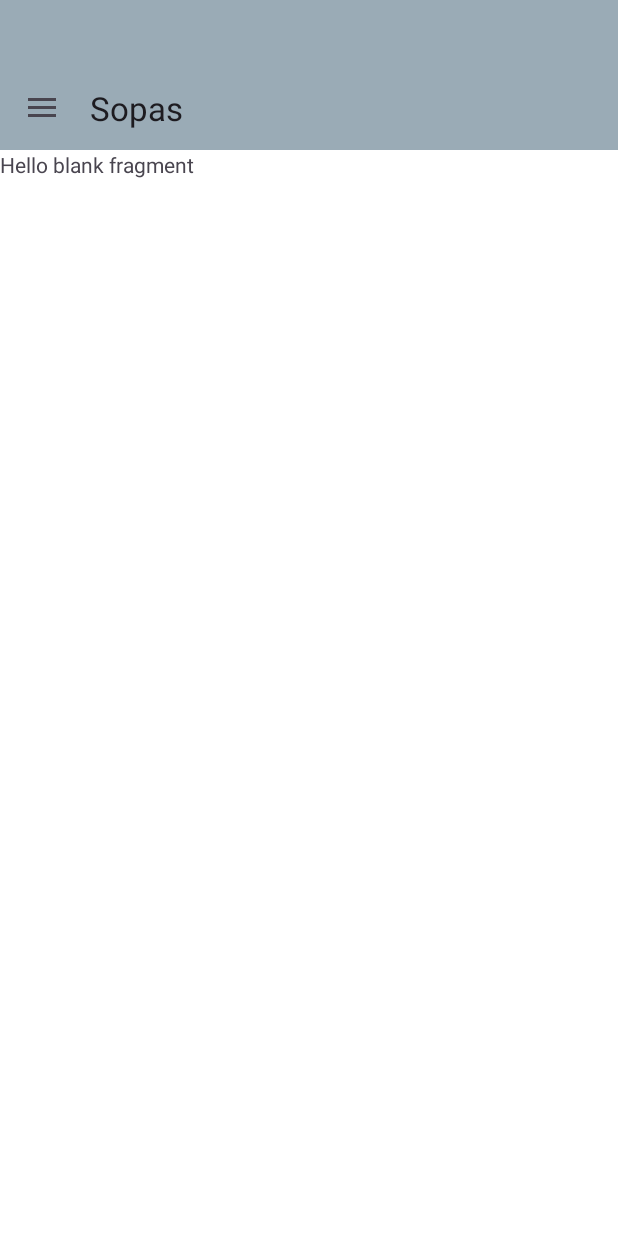
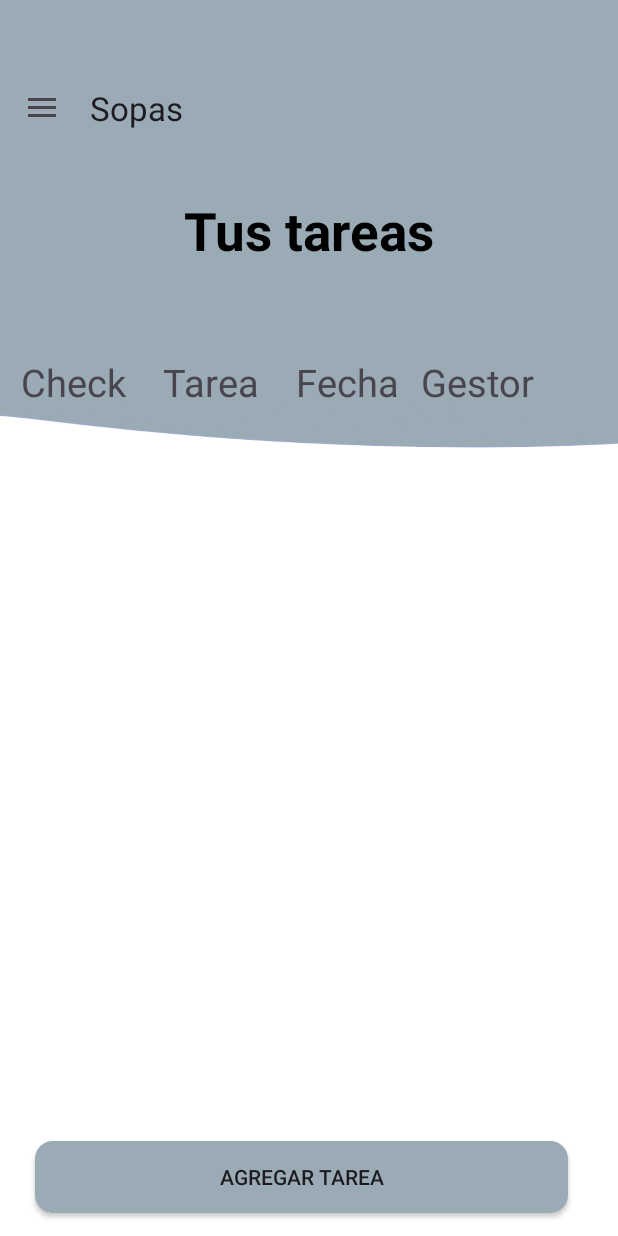
Before and after one commit to jmit4/Autoflow, an Android app: the fragment TareasFragment placed in its activity, on a phone screen of 412 x 824 dp. Run offline under Robolectric (Android 15) with nearby library versions, the light colour scheme and no system bars.

Commit message:
Animacion +  menú + fragmentohome + inventario3/3 + gpt 1/2 + tareas 1/2

```diff
--- a/app/src/main/java/com/example/sopas/TareasFragment.java
+++ b/app/src/main/java/com/example/sopas/TareasFragment.java
@@ -8,52 +8,9 @@ import android.view.LayoutInflater;
 import android.view.View;
 import android.view.ViewGroup;
 
-/**
- * A simple {@link Fragment} subclass.
- * Use the {@link TareasFragment#newInstance} factory method to
- * create an instance of this fragment.
- */
+
 public class TareasFragment extends Fragment {
 
-    // TODO: Rename parameter arguments, choose names that match
-    // the fragment initialization parameters, e.g. ARG_ITEM_NUMBER
-    private static final String ARG_PARAM1 = "param1";
-    private static final String ARG_PARAM2 = "param2";
-
-    // TODO: Rename and change types of parameters
-    private String mParam1;
-    private String mParam2;
-
-    public TareasFragment() {
-        // Required empty public constructor
-    }
-
-    /**
-     * Use this factory method to create a new instance of
-     * this fragment using the provided parameters.
-     *
-     * @param param1 Parameter 1.
-     * @param param2 Parameter 2.
-     * @return A new instance of fragment TareasFragment.
-     */
-    // TODO: Rename and change types and number of parameters
-    public static TareasFragment newInstance(String param1, String param2) {
-        TareasFragment fragment = new TareasFragment();
-        Bundle args = new Bundle();
-        args.putString(ARG_PARAM1, param1);
-        args.putString(ARG_PARAM2, param2);
-        fragment.setArguments(args);
-        return fragment;
-    }
-
-    @Override
-    public void onCreate(Bundle savedInstanceState) {
-        super.onCreate(savedInstanceState);
-        if (getArguments() != null) {
-            mParam1 = getArguments().getString(ARG_PARAM1);
-            mParam2 = getArguments().getString(ARG_PARAM2);
-        }
-    }
 
     @Override
     public View onCreateView(LayoutInflater inflater, ViewGroup container,
--- a/app/src/main/res/layout/activity_agregar_producto.xml
+++ b/app/src/main/res/layout/activity_agregar_producto.xml
@@ -8,6 +8,8 @@
     android:layout_gravity="center"
     android:layout_height="match_parent"
     tools:context=".AgregarProducto">
+
+
 
 
     <ImageView
--- a/app/src/main/res/layout/fragment_tareas.xml
+++ b/app/src/main/res/layout/fragment_tareas.xml
@@ -1,14 +1,101 @@
 <?xml version="1.0" encoding="utf-8"?>
-<FrameLayout xmlns:android="http://schemas.android.com/apk/res/android"
+<RelativeLayout xmlns:android="http://schemas.android.com/apk/res/android"
     xmlns:tools="http://schemas.android.com/tools"
     android:layout_width="match_parent"
     android:layout_height="match_parent"
     tools:context=".TareasFragment">
 
-    <!-- TODO: Update blank fragment layout -->
+
+    <ImageView
+        android:id="@+id/imageView"
+        android:layout_width="200dp"
+        android:layout_height="200dp"
+        android:layout_marginTop="0dp"
+        android:scaleX="4"
+        android:src="@drawable/headerbkg3" />
     <TextView
+        android:id="@+id/titulo"
+        android:layout_width="wrap_content"
+        android:layout_height="wrap_content"
+        android:text="Tus tareas"
+        android:textColor="@color/black"
+        android:layout_marginTop="30dp"
+        android:textStyle="bold"
+        android:textSize="35dp"
+        android:layout_centerHorizontal="true"/>
+
+    <TableLayout
+        android:id="@+id/tabletareas"
         android:layout_width="match_parent"
-        android:layout_height="match_parent"
-        android:text="@string/hello_blank_fragment" />
+        android:layout_height="500dp"
+        android:layout_marginStart="8dp"
+        android:layout_marginEnd="5dp"
+        android:layout_below="@+id/titulo"
+        android:layout_marginTop="60dp">
 
-</FrameLayout>
+        <TableRow
+            android:layout_width="match_parent"
+            android:layout_height="116dp">
+
+            <TextView
+                android:id="@+id/textView2"
+                android:layout_width="82dp"
+                android:layout_height="wrap_content"
+                android:text="Check"
+                android:textAlignment="center"
+                android:textSize="25dp" />
+
+            <TextView
+                android:id="@+id/textView"
+                android:layout_width="100dp"
+                android:layout_height="match_parent"
+                android:text="Tarea"
+                android:textAlignment="center"
+                android:textSize="25dp" />
+
+            <TextView
+                android:id="@+id/textView4"
+                android:layout_width="83dp"
+                android:layout_height="wrap_content"
+                android:text="Fecha"
+                android:textAlignment="center"
+                android:textSize="25dp" />
+
+            <TextView
+                android:id="@+id/textView3"
+                android:layout_width="90dp"
+                android:layout_height="match_parent"
+                android:text="Gestor"
+                android:textAlignment="center"
+                android:textSize="25dp" />
+        </TableRow>
+
+        <TableRow
+            android:layout_width="match_parent"
+            android:layout_height="match_parent" />
+
+        <TableRow
+            android:layout_width="match_parent"
+            android:layout_height="match_parent" />
+
+        <TableRow
+            android:layout_width="match_parent"
+            android:layout_height="match_parent" />
+    </TableLayout>
+
+
+
+    <androidx.appcompat.widget.AppCompatButton
+        android:id="@+id/button"
+        android:text="Agregar Tarea"
+        android:background="@drawable/corners"
+        android:layout_marginTop="23dp"
+        android:layout_width="match_parent"
+        android:layout_height="wrap_content"
+        android:layout_marginStart="23dp"
+        android:layout_marginEnd="33dp"
+        android:layout_below="@+id/tabletareas" />
+
+
+
+</RelativeLayout>
```
Also changed, not shown: app/src/main/AndroidManifest.xml (+5 -2 lines), app/src/main/java/com/example/sopas/agregartarea.java (added, +47 -0 lines), app/src/main/res/layout/activity_agregartarea.xml (added, +114 -0 lines).
